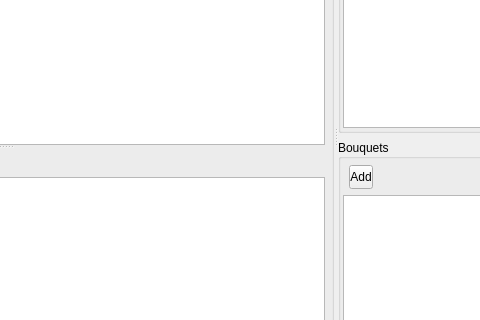
This is app/ui/res/main.ui in DYefremov/E2Toolkit as Qt 5 draws it before an edit; both pictures show x 333 to 813 and y 178 to 498 of the 1000 by 700 pixel window. The edited form follows.
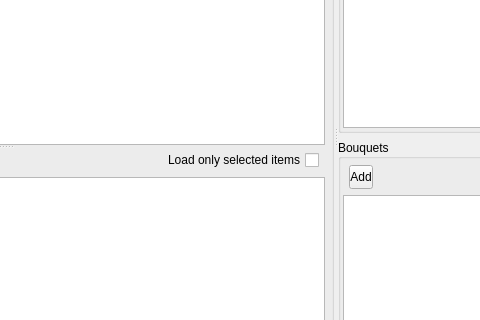
This is the edited form. The open tabs and pages were chosen to show the change. Icons and pictures are not drawn.

Commit message: selective picon loading

Patch:
```diff
--- a/app/ui/res/main.ui
+++ b/app/ui/res/main.ui
@@ -1123,6 +1123,16 @@
                            </property>
                           </spacer>
                          </item>
+                         <item>
+                          <widget class="QCheckBox" name="picon_load_only_selected_box">
+                           <property name="layoutDirection">
+                            <enum>Qt::RightToLeft</enum>
+                           </property>
+                           <property name="text">
+                            <string>Load only selected items</string>
+                           </property>
+                          </widget>
+                         </item>
                         </layout>
                        </item>
                        <item>
```
Left out of the diff: 3 changed lines with no effect on the pictures. The commit also changes 2 other files.
